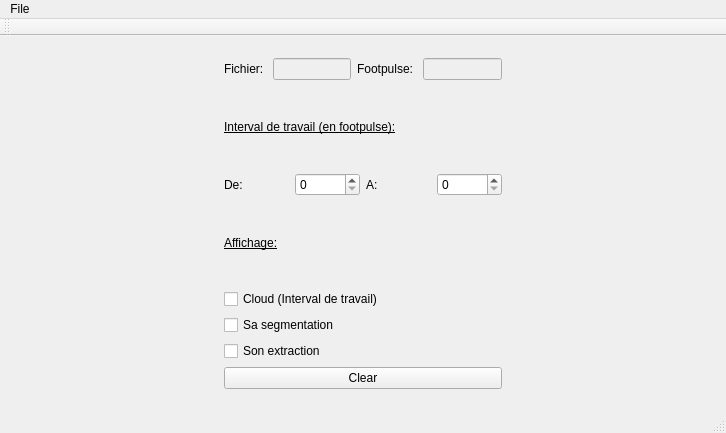
Qt form mainwindow.ui (JJponciano/SCNreader) before a commit.
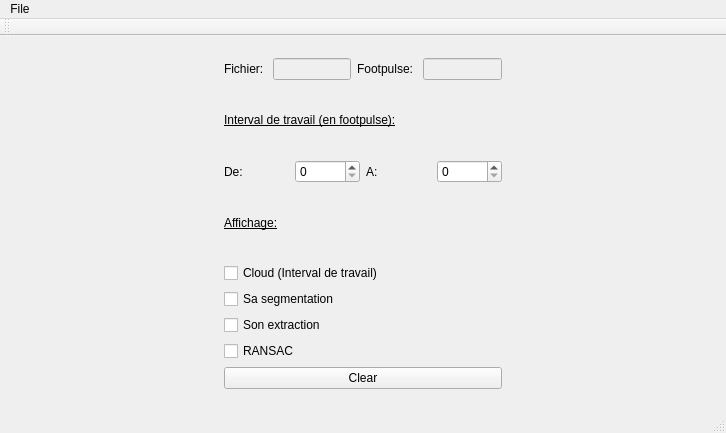
The same form after that commit.

```diff
--- a/mainwindow.ui
+++ b/mainwindow.ui
@@ -139,6 +139,13 @@
              </property>
             </widget>
            </item>
+           <item row="5" column="0">
+            <widget class="QCheckBox" name="ransac">
+             <property name="text">
+              <string>RANSAC</string>
+             </property>
+            </widget>
+           </item>
           </layout>
          </item>
          <item>
```
Left out of the diff: 2 changed lines with no effect on the pictures.
